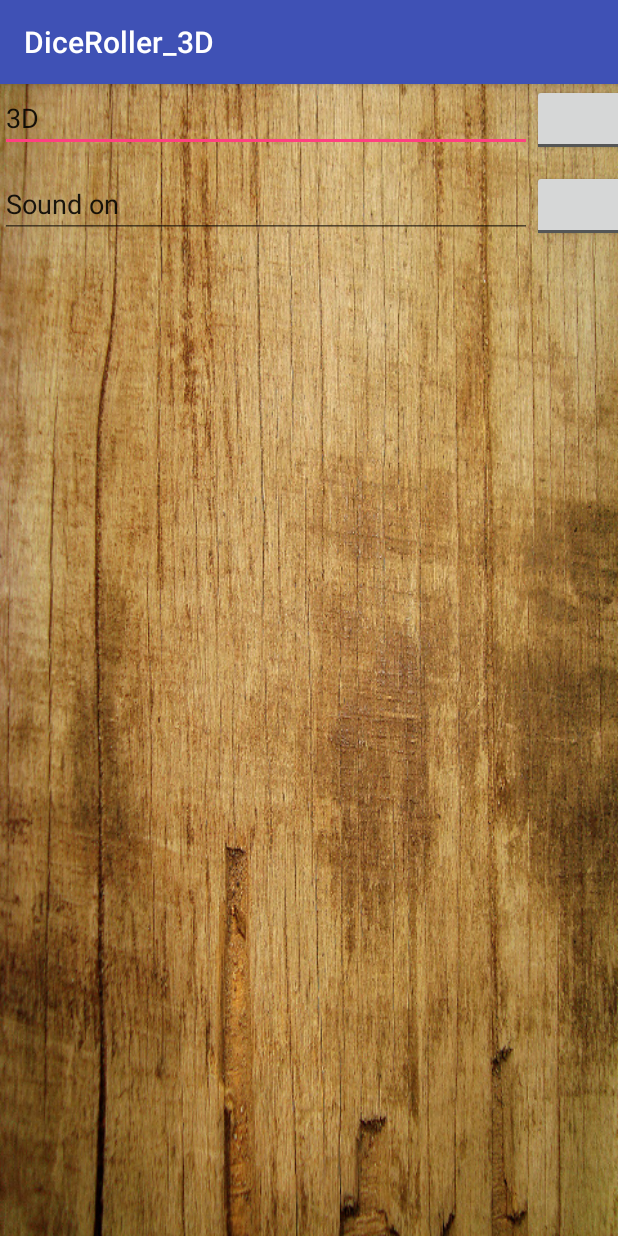
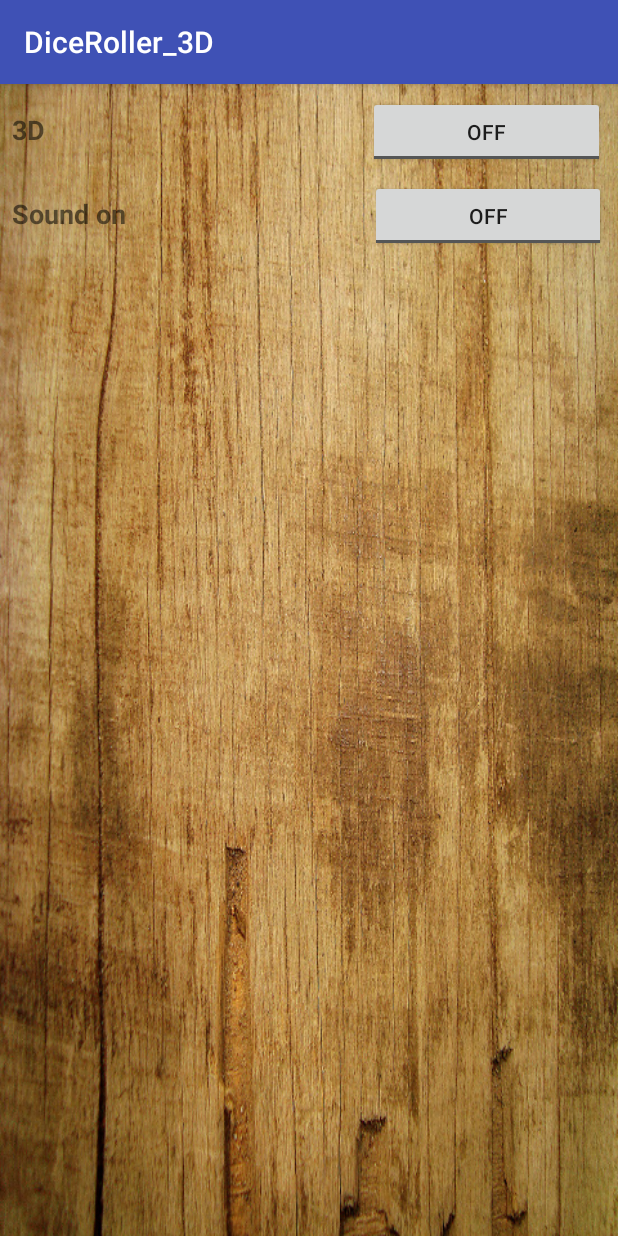
Before and after one commit to Kaiden25/DiceRoller_3D, an Android app: the SettingsActivity screen opened directly, with no data from a screen before it, on a phone screen of 412 x 824 dp. Run offline under Robolectric (Android 15) with nearby library versions, the phone set to English and light mode, and no system bars.

Commit message:
altered layout to compli with screen width

```diff
--- a/app/src/main/res/layout/activity_settings.xml
+++ b/app/src/main/res/layout/activity_settings.xml
@@ -8,20 +8,29 @@
     android:background="@drawable/background">
 
     <LinearLayout
-        android:layout_width="584dp"
+        android:id="@+id/linearLayout"
+        android:layout_width="0dp"
         android:layout_height="wrap_content"
+        android:layout_marginLeft="8dp"
+        android:layout_marginRight="8dp"
+        android:layout_marginTop="8dp"
         android:orientation="horizontal"
-        tools:layout_editor_absoluteX="8dp"
-        tools:layout_editor_absoluteY="8dp">
+        app:layout_constraintLeft_toLeftOf="parent"
+        app:layout_constraintRight_toRightOf="parent"
+        app:layout_constraintTop_toTopOf="parent"
+        android:layout_marginStart="8dp"
+        android:layout_marginEnd="8dp">
 
-        <EditText
-            android:id="@+id/editText1"
+        <TextView
+            android:id="@+id/textView2"
             android:layout_width="wrap_content"
             android:layout_height="wrap_content"
-            android:layout_weight="1"
-            android:ems="10"
-            android:inputType="textPersonName"
-            android:text="@string/diceDisplaySetting" />
+            android:layout_weight="1.15"
+            android:paddingRight="135dp"
+            android:text="@string/diceDisplaySetting"
+            android:textAlignment="viewStart"
+            android:textSize="18sp"
+            android:textStyle="bold" />
 
         <ToggleButton
             android:id="@+id/toggleButton"
@@ -34,26 +43,30 @@
     </LinearLayout>
 
     <LinearLayout
-        android:layout_width="584dp"
+        android:layout_width="match_parent"
         android:layout_height="wrap_content"
+        android:layout_marginLeft="8dp"
+        android:layout_marginRight="8dp"
+        android:layout_marginTop="8dp"
         android:orientation="horizontal"
-        app:layout_constraintBottom_toBottomOf="parent"
-        app:layout_constraintTop_toTopOf="parent"
-        app:layout_constraintVertical_bias="0.08"
-        tools:layout_editor_absoluteX="8dp">
+        app:layout_constraintLeft_toLeftOf="parent"
+        app:layout_constraintRight_toRightOf="parent"
+        app:layout_constraintTop_toBottomOf="@+id/linearLayout">
 
-        <EditText
-            android:id="@+id/soundOn"
+        <TextView
+            android:id="@+id/textView3"
             android:layout_width="wrap_content"
             android:layout_height="wrap_content"
             android:layout_weight="1"
-            android:ems="10"
-            android:inputType="textPersonName"
-            android:text="@string/soundSetting" />
+            android:paddingRight="15dp"
+            android:text="@string/soundSetting"
+            android:textAlignment="viewStart"
+            android:textSize="18sp"
+            android:textStyle="bold" />
 
         <ToggleButton
             android:id="@+id/toggleButton2"
-            android:layout_width="wrap_content"
+            android:layout_width="10dp"
             android:layout_height="wrap_content"
             android:layout_weight="1"
             android:text="@string/off"
```
